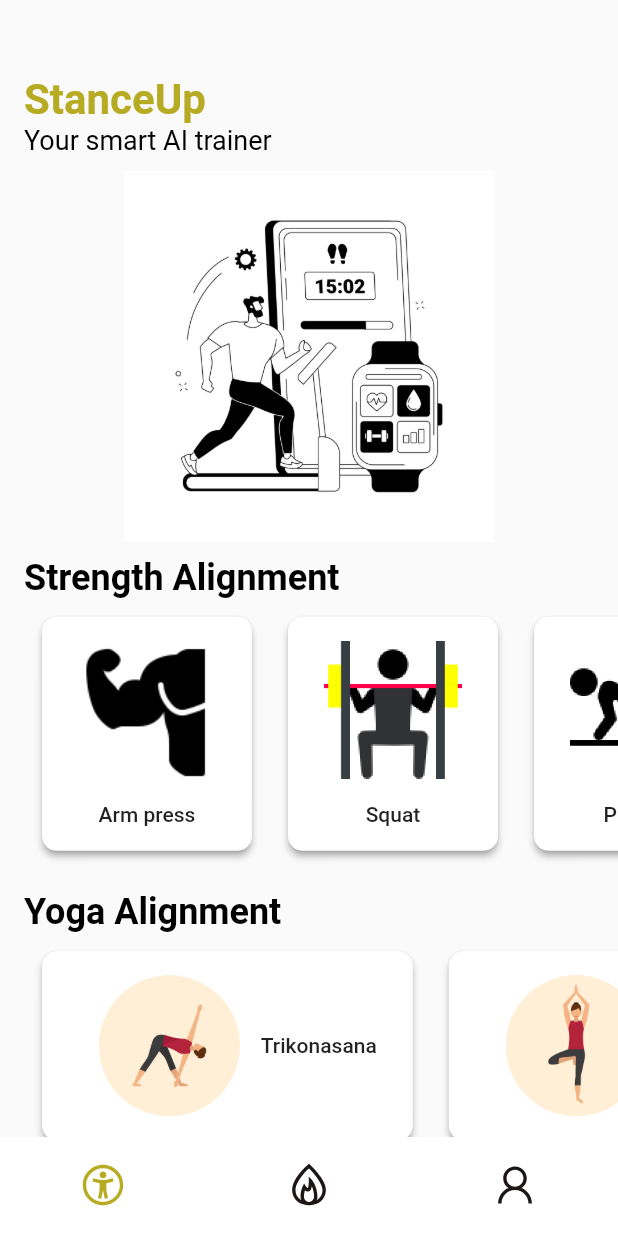
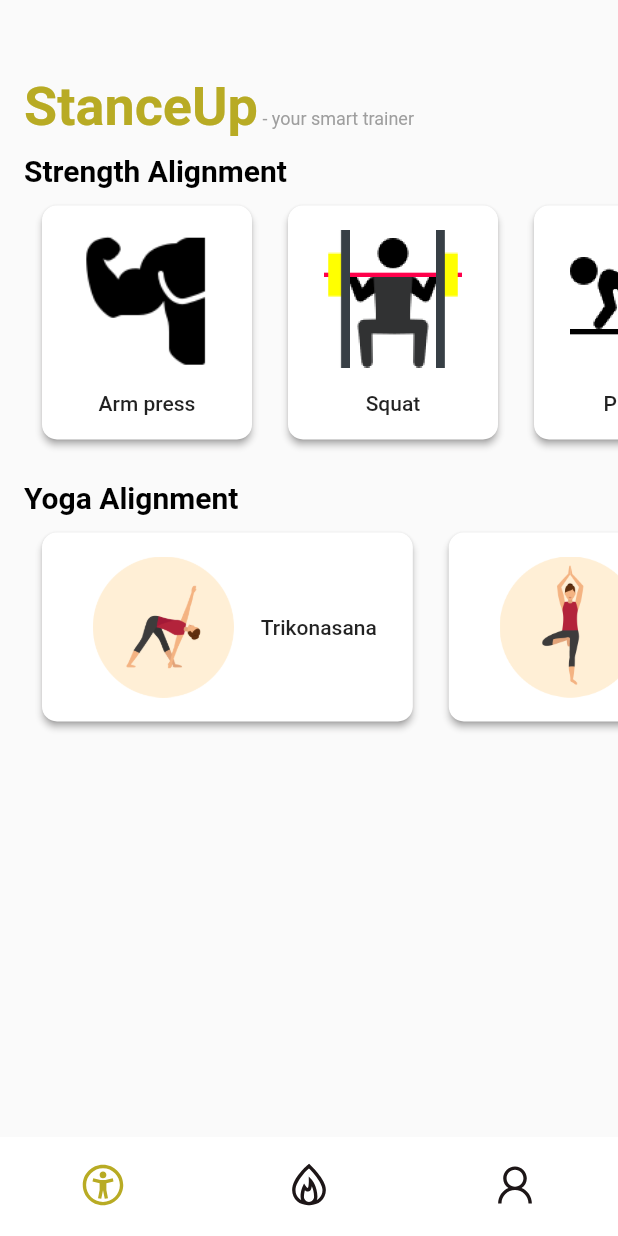
Before and after one commit to Muazzy/StanceUp, a Flutter app: the screen it shows once a user with an empty profile is signed in, on a phone screen of 412 x 824 dp. Run offline on Flutter 3.47's test engine with Material 2 defaults, Android fonts, the phone set to English and light mode, and no system bars; our stand-ins replace camera, cloud_firestore, firebase_auth, firebase_core, flutter_native_splash, flutter_svg and 3 more; missing offline and left inert: tflite, youtube_explode_dart; accounts and stored records are empty; network calls fail.

Commit message:
minor ui change

```diff
--- a/lib/main_screen.dart
+++ b/lib/main_screen.dart
@@ -19,50 +19,33 @@ class MainScreen extends StatelessWidget {
   @override
   Widget build(BuildContext context) {
     Size screen = MediaQuery.of(context).size;
-    // return Scaffold(
-    // backgroundColor: Colors.white,
     return Column(
-      //mainAxisAlignment: MainAxisAlignment.start,
       crossAxisAlignment: CrossAxisAlignment.start,
       children: [
         SizedBox(height: 50),
         Container(
           padding: EdgeInsets.only(left: 16.0, right: 16.0),
-          child: Text(
-            'StanceUp',
+          child: RichText(
+            text: TextSpan(
+              text: 'StanceUp',
+              children: [
+                TextSpan(
+                  text: ' - your smart trainer',
+                  style: TextStyle(
+                    color: Colors.grey,
+                    fontWeight: FontWeight.w400,
+                    fontSize: 12.0,
+                  ),
+                )
+              ],
               style: TextStyle(
                 color: AppColors.secondaryColor,
                 fontWeight: FontWeight.bold,
-              fontSize: 28.0,
+                fontSize: 36.0,
               ),
             ),
           ),
-        Container(
-          padding: EdgeInsets.only(left: 16.0, right: 16.0),
-          child: Text(
-            'Your smart AI trainer',
-            style: TextStyle(
-              color: Colors.black,
-              fontWeight: FontWeight.w400,
-              fontSize: 18.0,
         ),
-          ),
-        ),
-        SizedBox(height: 10),
-        SizedBox(
-          height: MediaQuery.of(context).size.height * 0.3,
-          child: Center(
-            child: Image.asset('assets/images/hero.png'),
-          ),
-        ),
-        // SizedBox(height: 10),
-        // Container(
-        //   padding: EdgeInsets.only(left: 16.0, right: 16.0),
-        //   child: SizedBox(
-        //     child: SearchBar('What pose do you wish to align?'),
-        //   ),
-        // ),
-        // SizedBox(height: 20),
         Expanded(
           // flex: 3,
           child: SingleChildScrollView(
@@ -77,7 +60,7 @@ class MainScreen extends StatelessWidget {
                     style: TextStyle(
                       color: Colors.black,
                       fontWeight: FontWeight.w600,
-                      fontSize: 24.0,
+                      fontSize: 20.0,
                     ),
                   ),
                 ),
@@ -119,12 +102,11 @@ class MainScreen extends StatelessWidget {
                     style: TextStyle(
                       color: Colors.black,
                       fontWeight: FontWeight.w600,
-                      fontSize: 24.0,
+                      fontSize: 20.0,
                     ),
                   ),
                 ),
-                Container(
-                  child: SizedBox(
+                SizedBox(
                   height: 150,
                   child: ListView(
                     padding: EdgeInsets.symmetric(
@@ -153,8 +135,8 @@ class MainScreen extends StatelessWidget {
                             title: beginnerYogaPoses[index],
                             assetImagePath:
                                 "assets/images/poses/${beginnerYogaPoses[index]}.png",
-                              onTap: () => onSelectYoga(
-                                  context, beginnerYogaPoses[index]),
+                            onTap: () =>
+                                onSelectYoga(context, beginnerYogaPoses[index]),
                           ),
                         ) +
                         List.generate(
@@ -178,7 +160,6 @@ class MainScreen extends StatelessWidget {
                             onTap: () => onSelectYoga(
                               context,
                               advanceYogaPoses[index],
-                              ),
                             ),
                           ),
                         ),
@@ -273,7 +254,7 @@ class HorizontalAlignmentCard extends StatelessWidget {
                   Expanded(
                     child: Image.asset(assetImagePath),
                   ),
-                  const SizedBox(height: 16),
+                  const SizedBox(width: 8),
                   Text(
                     title,
                     style: Theme.of(context)
```
Also changed, not shown: lib/screens/yoga_screens/bndbox.dart (+5 -7 lines), lib/screens/yoga_screens/inference_page.dart (+5 -4 lines). Lines whose indentation alone changed are shown as unchanged.
